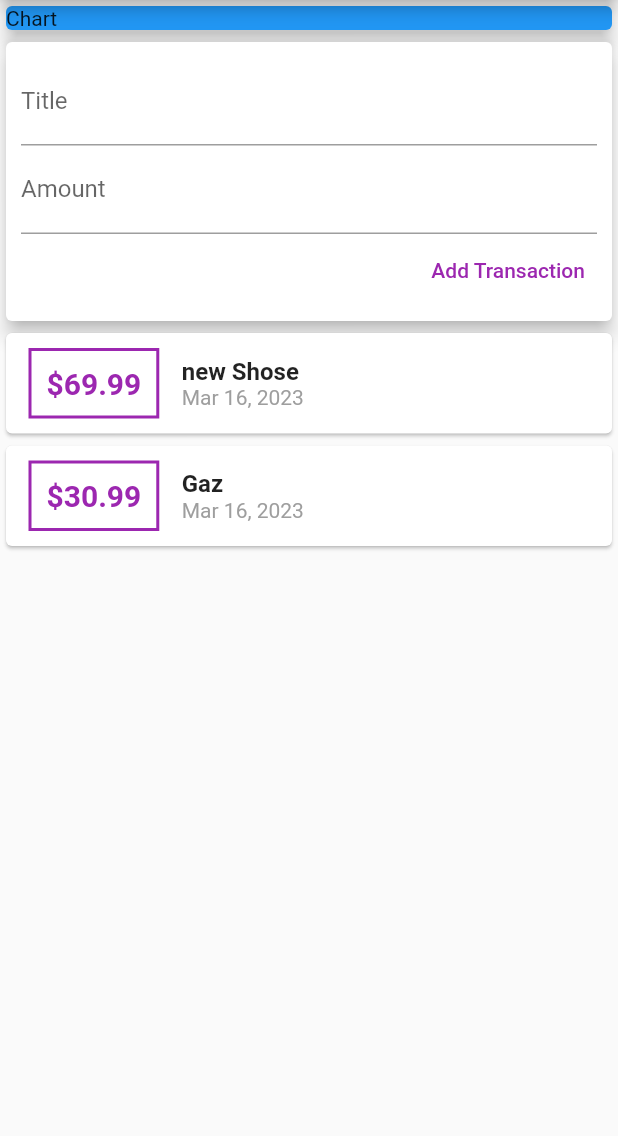
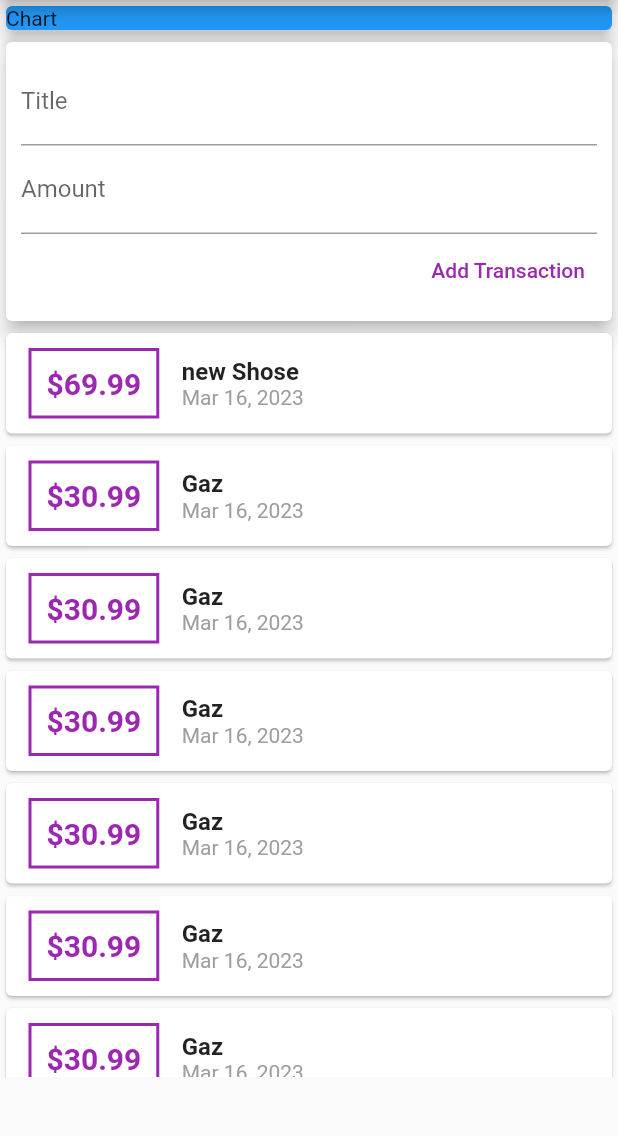
Before and after one commit to chebihiF/suptech_2023_expenses_app, a Flutter app: the screen it shows after launch, on a phone screen of 412 x 824 dp, the part 84-1220 px from its top. Run offline on Flutter 3.47's test engine with Material 2 defaults, Android fonts, the phone set to English and light mode, and no system bars.

Commit message:
add scroll aspect

```diff
--- a/lib/widgets/transaction_list.dart
+++ b/lib/widgets/transaction_list.dart
@@ -8,16 +8,20 @@ class TransactionList extends StatelessWidget {
 
   @override
   Widget build(BuildContext context) {
-    return Column(
+    return Container(
+      height: 500,
+      child: SingleChildScrollView(
+        child: Column(
           children: transactions
               .map((tx) => Card(
                       child: Row(
                     children: [
                       Container(
-                      margin:
-                          EdgeInsets.symmetric(vertical: 10, horizontal: 15),
+                          margin: EdgeInsets.symmetric(
+                              vertical: 10, horizontal: 15),
                           decoration: BoxDecoration(
-                          border: Border.all(color: Colors.purple, width: 2)),
+                              border:
+                                  Border.all(color: Colors.purple, width: 2)),
                           padding: EdgeInsets.all(10),
                           child: Text(
                             '\$${tx.amount}',
@@ -43,6 +47,8 @@ class TransactionList extends StatelessWidget {
                     ],
                   )))
               .toList(),
+        ),
+      ),
     );
   }
 }
--- a/lib/widgets/user_transaction.dart
+++ b/lib/widgets/user_transaction.dart
@@ -14,6 +14,11 @@ class _UserTransactionState extends State<UserTransaction> {
   final List<Transaction> transactions = [
     Transaction(
         id: 't1', title: 'new Shose', amount: 69.99, date: DateTime.now()),
+    Transaction(id: 't2', title: 'Gaz', amount: 30.99, date: DateTime.now()),
+    Transaction(id: 't2', title: 'Gaz', amount: 30.99, date: DateTime.now()),
+    Transaction(id: 't2', title: 'Gaz', amount: 30.99, date: DateTime.now()),
+    Transaction(id: 't2', title: 'Gaz', amount: 30.99, date: DateTime.now()),
+    Transaction(id: 't2', title: 'Gaz', amount: 30.99, date: DateTime.now()),
     Transaction(id: 't2', title: 'Gaz', amount: 30.99, date: DateTime.now())
   ];
 
```
Lines whose indentation alone changed are shown as unchanged.
